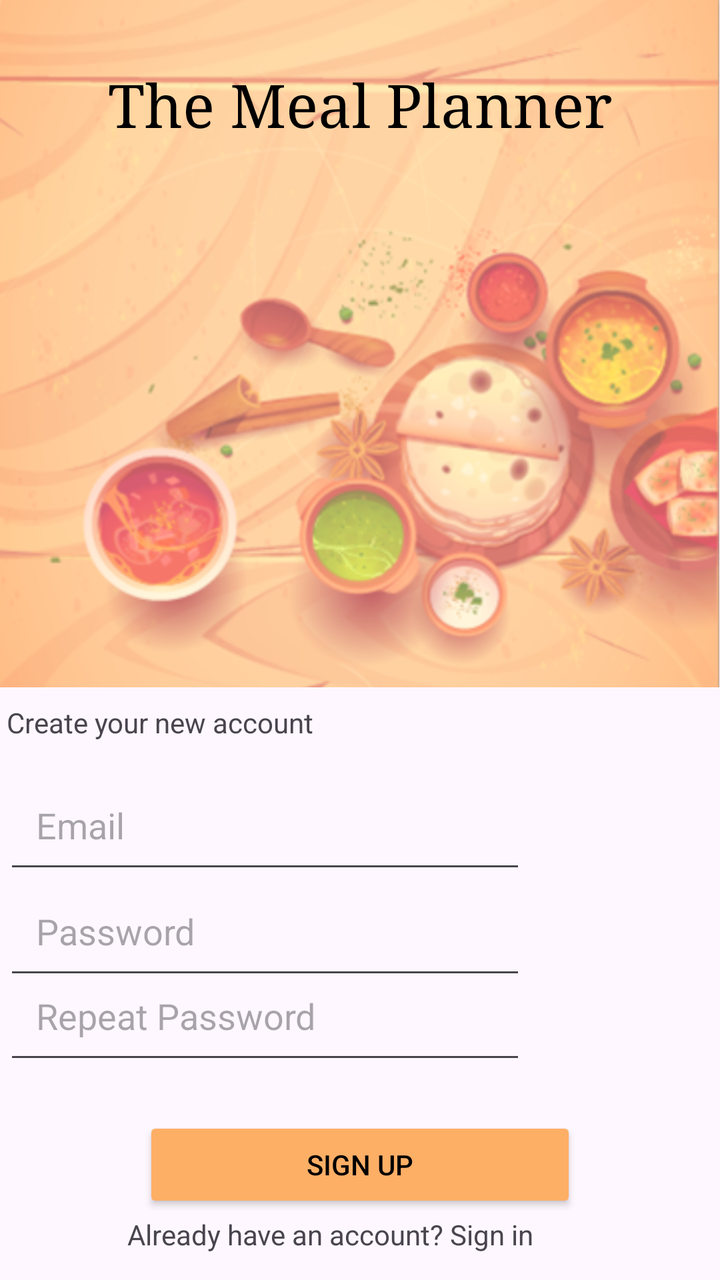
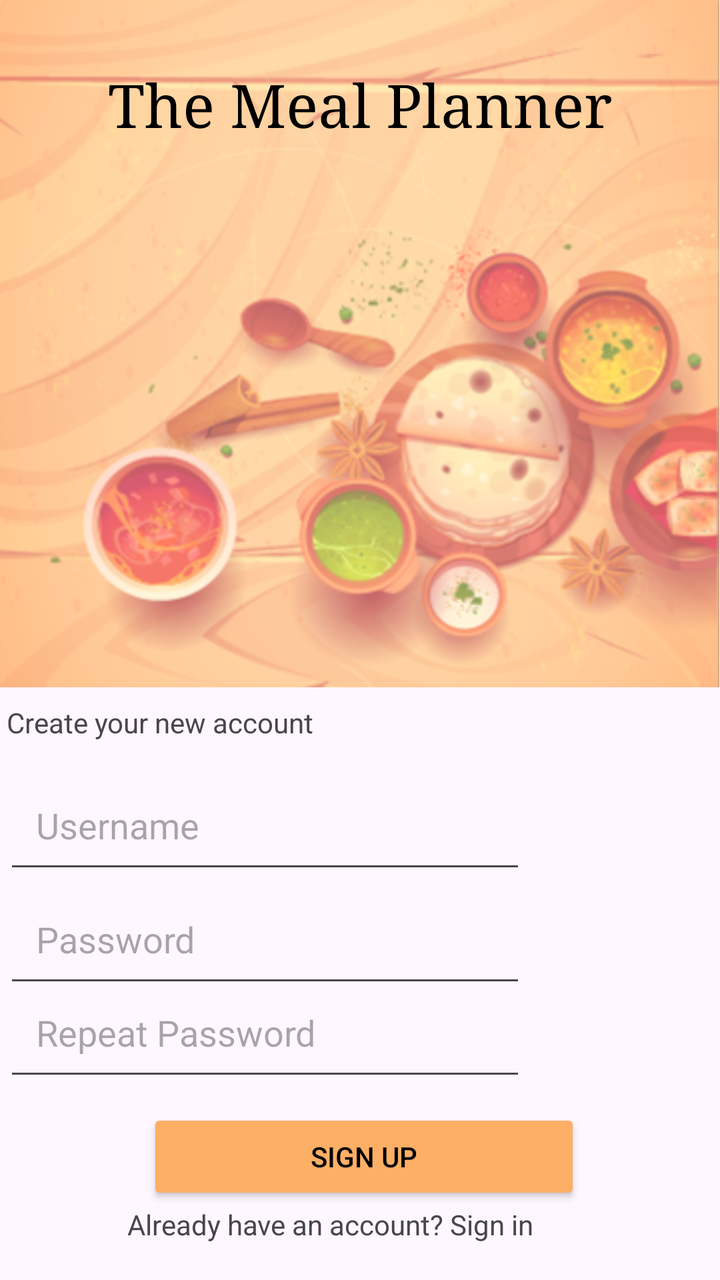

Compare the two renders of this Android layout. The source of the first and the diff that turns it into the second are given below.
<!-- AndroidManifest.xml: application theme Theme.MealPlannerApp -->
<!-- res/layout/activity_signup.xml -->
<?xml version="1.0" encoding="utf-8"?>
<androidx.constraintlayout.widget.ConstraintLayout xmlns:android="http://schemas.android.com/apk/res/android"
    xmlns:app="http://schemas.android.com/apk/res-auto"
    xmlns:tools="http://schemas.android.com/tools"
    android:layout_width="match_parent"
    android:layout_height="match_parent">

    <ImageView
        android:id="@+id/imageView_bg"
        android:layout_width="wrap_content"
        android:layout_height="wrap_content"
        android:adjustViewBounds="true"
        android:cropToPadding="false"
        android:scaleType="fitStart"
        android:scaleX="1"
        android:scaleY="1"
        app:layout_constraintEnd_toEndOf="parent"
        app:layout_constraintStart_toStartOf="parent"
        app:layout_constraintTop_toTopOf="parent"
        app:srcCompat="@drawable/bg_" />

    <TextView
        android:id="@+id/TextView_Title"
        android:layout_width="wrap_content"
        android:layout_height="wrap_content"
        android:layout_marginBottom="240dp"
        android:fontFamily="serif"
        android:text="The Meal Planner"
        android:textColor="#000000"
        android:textSize="30sp"
        app:layout_constraintBottom_toBottomOf="@+id/imageView_bg"
        app:layout_constraintEnd_toEndOf="@+id/imageView_bg"
        app:layout_constraintStart_toStartOf="@+id/imageView_bg"
        app:layout_constraintTop_toTopOf="@+id/imageView_bg" />

    <TextView
        android:id="@+id/textView_signup"
        android:layout_width="wrap_content"
        android:layout_height="wrap_content"
        android:layout_marginTop="8dp"
        android:layout_marginEnd="200dp"
        android:text="Create your new account"
        app:layout_constraintEnd_toEndOf="parent"
        app:layout_constraintStart_toStartOf="parent"
        app:layout_constraintTop_toBottomOf="@+id/imageView_bg" />

    <EditText
        android:id="@+id/editText_email_signup"
        android:layout_width="261dp"
        android:layout_height="58dp"
        android:layout_marginTop="40dp"
        android:layout_marginEnd="95dp"
        android:ems="10"
        android:hint="Email"
        android:inputType="text"
        android:padding="48px"
        app:layout_constraintEnd_toEndOf="parent"
        app:layout_constraintStart_toStartOf="parent"
        app:layout_constraintTop_toBottomOf="@+id/imageView_bg" />

    <EditText
        android:id="@+id/editText_password_signup"
        android:layout_width="261dp"
        android:layout_height="58dp"
        android:layout_marginTop="80dp"
        android:layout_marginEnd="95dp"
        android:ems="10"
        android:hint="Password"
        android:inputType="text"
        android:padding="48px"
        app:layout_constraintBottom_toTopOf="@+id/button_signup"
        app:layout_constraintEnd_toEndOf="parent"
        app:layout_constraintHorizontal_bias="0.509"
        app:layout_constraintStart_toStartOf="parent"
        app:layout_constraintTop_toBottomOf="@+id/imageView_bg"
        app:layout_constraintVertical_bias="0.17000002" />

    <EditText
        android:id="@+id/editText_password_retype"
        android:layout_width="261dp"
        android:layout_height="58dp"
        android:layout_marginTop="80dp"
        android:layout_marginEnd="95dp"
        android:ems="10"
        android:hint="Repeat Password"
        android:inputType="text"
        android:padding="48px"
        app:layout_constraintBottom_toTopOf="@+id/button_signup"
        app:layout_constraintEnd_toEndOf="parent"
        app:layout_constraintHorizontal_bias="0.509"
        app:layout_constraintStart_toStartOf="parent"
        app:layout_constraintTop_toBottomOf="@+id/imageView_bg"
        app:layout_constraintVertical_bias="0.72" />

    <TextView
        android:id="@+id/textView_signIn"
        android:layout_width="232dp"
        android:layout_height="20dp"
        android:layout_marginTop="200dp"
        android:text="@string/sign_in"
        app:layout_constraintBottom_toBottomOf="parent"
        app:layout_constraintEnd_toEndOf="parent"
        app:layout_constraintHorizontal_bias="0.497"
        app:layout_constraintStart_toStartOf="parent"
        app:layout_constraintTop_toBottomOf="@+id/imageView_bg"
        app:layout_constraintVertical_bias="0.838" />

    <Button
        android:id="@+id/button_signup"
        android:layout_width="wrap_content"
        android:layout_height="wrap_content"
        android:layout_marginTop="210dp"
        android:width="650px"
        android:height="140px"
        android:backgroundTint="#feaf66"
        android:text="Sign Up"
        android:textColor="#000000"
        android:textColorHighlight="#FEAF66"
        android:textColorLink="#FEAF66"
        app:iconPadding="8dp"
        app:layout_constraintBottom_toTopOf="@+id/textView_signIn"
        app:layout_constraintEnd_toEndOf="parent"
        app:layout_constraintStart_toStartOf="parent"
        app:layout_constraintTop_toBottomOf="@+id/imageView_bg"
        app:layout_constraintVertical_bias="0.76" />

    <TextView
        android:id="@+id/textView_signup_sheet"
        android:layout_width="wrap_content"
        android:layout_height="wrap_content"
        android:layout_marginStart="220dp"
        android:layout_marginEnd="80dp"
        android:clickable="true"
        android:focusable="true"
        android:onClick="signInText"
        android:padding="48px"
        android:text="@string/clickable"
        android:textColor="#57a0d4"
        app:layout_constraintBottom_toBottomOf="@+id/textView_signIn"
        app:layout_constraintEnd_toEndOf="parent"
        app:layout_constraintHorizontal_bias="0.52"
        app:layout_constraintStart_toEndOf="@+id/textView_signIn"
        app:layout_constraintStart_toStartOf="@+id/textView_signIn"
        app:layout_constraintTop_toTopOf="@+id/textView_signIn"
        app:layout_constraintVertical_bias="0.52" />
</androidx.constraintlayout.widget.ConstraintLayout>
<!-- resources referenced by this layout -->
<resources>
  <!-- drawable bg_: png bitmap (drawable, 492366 bytes) -->
  <string name="clickable"><u>Here</u>.</string>
  <string name="sign_in">Already have an account? Sign in  </string>
  <style name="Theme.MealPlannerApp" parent="Base.Theme.MealPlannerApp" />
  <style name="Base.Theme.MealPlannerApp" parent="Theme.Material3.DayNight.NoActionBar">
          
          <item name="colorPrimary">@color/orange</item>
          <item name="colorPrimaryVariant">@color/darkRed</item>
          <item name="colorAccent">@color/reddishOrange</item>
          <item name="android:statusBarColor">@color/reddishOrange</item>
          <item name="android:navigationBarColor">@color/orange</item>
      </style>
  <color name="orange">#feaf66</color>
  <color name="darkRed">#622f34</color>
  <color name="reddishOrange">#e06456</color>
</resources>

<!-- the commit's change to res/layout/activity_signup.xml (unified diff, before → after) -->
@@ -45,16 +45,17 @@
         app:layout_constraintTop_toBottomOf="@+id/imageView_bg" />
 
     <EditText
-        android:id="@+id/editText_email_signup"
+        android:id="@+id/editText_username_signup"
         android:layout_width="261dp"
         android:layout_height="58dp"
         android:layout_marginTop="40dp"
         android:layout_marginEnd="95dp"
         android:ems="10"
-        android:hint="Email"
+        android:hint="Username"
         android:inputType="text"
         android:padding="48px"
         app:layout_constraintEnd_toEndOf="parent"
+        app:layout_constraintHorizontal_bias="0.509"
         app:layout_constraintStart_toStartOf="parent"
         app:layout_constraintTop_toBottomOf="@+id/imageView_bg" />
 
@@ -73,7 +74,7 @@
         app:layout_constraintHorizontal_bias="0.509"
         app:layout_constraintStart_toStartOf="parent"
         app:layout_constraintTop_toBottomOf="@+id/imageView_bg"
-        app:layout_constraintVertical_bias="0.17000002" />
+        app:layout_constraintVertical_bias="0.233" />
 
     <EditText
         android:id="@+id/editText_password_retype"
@@ -90,7 +91,7 @@
         app:layout_constraintHorizontal_bias="0.509"
         app:layout_constraintStart_toStartOf="parent"
         app:layout_constraintTop_toBottomOf="@+id/imageView_bg"
-        app:layout_constraintVertical_bias="0.72" />
+        app:layout_constraintVertical_bias="0.877" />
 
     <TextView
         android:id="@+id/textView_signIn"
@@ -103,7 +104,7 @@
         app:layout_constraintHorizontal_bias="0.497"
         app:layout_constraintStart_toStartOf="parent"
         app:layout_constraintTop_toBottomOf="@+id/imageView_bg"
-        app:layout_constraintVertical_bias="0.838" />
+        app:layout_constraintVertical_bias="0.771" />
 
     <Button
         android:id="@+id/button_signup"
@@ -120,19 +121,19 @@
         app:iconPadding="8dp"
         app:layout_constraintBottom_toTopOf="@+id/textView_signIn"
         app:layout_constraintEnd_toEndOf="parent"
+        app:layout_constraintHorizontal_bias="0.515"
         app:layout_constraintStart_toStartOf="parent"
         app:layout_constraintTop_toBottomOf="@+id/imageView_bg"
-        app:layout_constraintVertical_bias="0.76" />
+        app:layout_constraintVertical_bias="0.642" />
 
     <TextView
-        android:id="@+id/textView_signup_sheet"
+        android:id="@+id/textView_signin_sheet"
         android:layout_width="wrap_content"
         android:layout_height="wrap_content"
         android:layout_marginStart="220dp"
         android:layout_marginEnd="80dp"
         android:clickable="true"
         android:focusable="true"
-        android:onClick="signInText"
         android:padding="48px"
         android:text="@string/clickable"
         android:textColor="#57a0d4"
